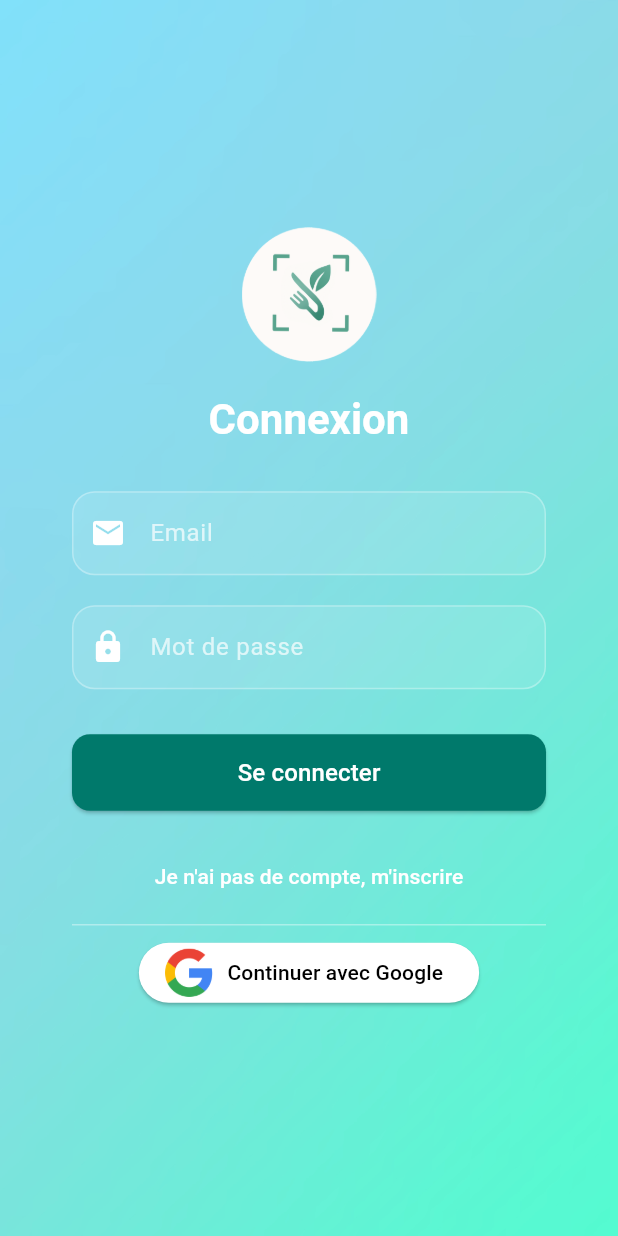
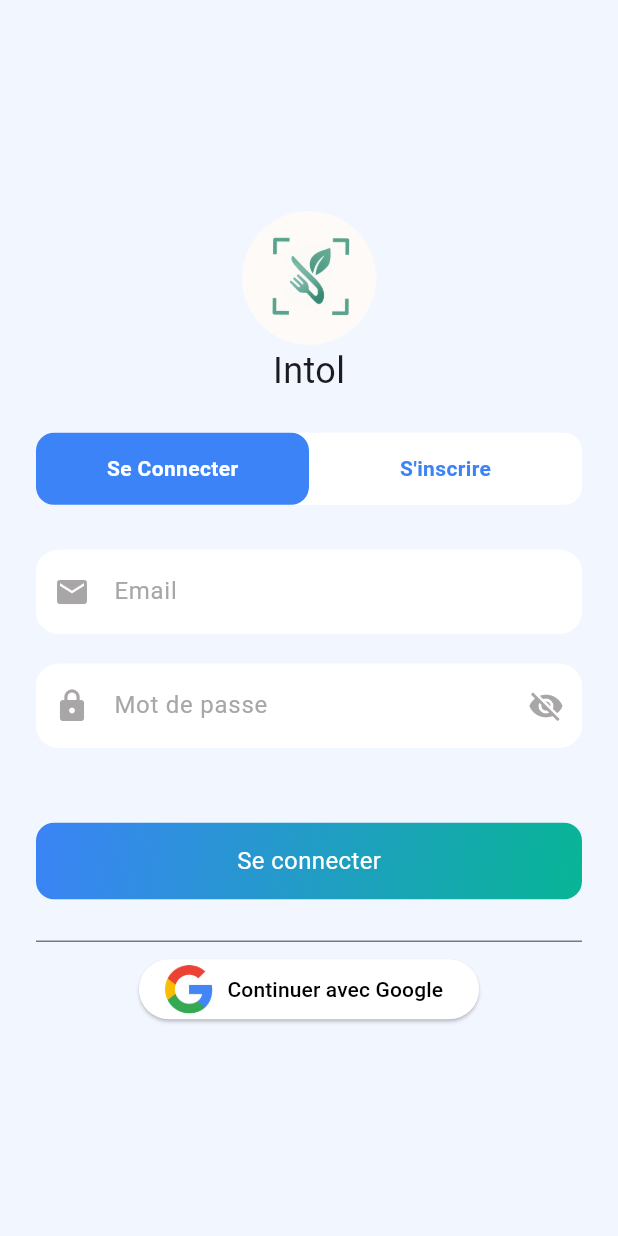
Before and after one commit to Chris-dev01/Intollerence-app, a Flutter app: the screen it shows after launch, on a phone screen of 412 x 824 dp. Run offline on Flutter 3.47's test engine with Material 3 defaults, Android fonts, the phone set to English and light mode, and no system bars; our stand-ins replace firebase_auth, firebase_core, google_sign_in, logger; missing offline and left inert: mobile_scanner; accounts and stored records are empty; Roboto replaces fonts that are missing (Pacifico).

Commit message:
changing login design

```diff
--- a/intol_application/lib/pages/login.dart
+++ b/intol_application/lib/pages/login.dart
@@ -67,7 +67,7 @@ class _LoginPageState extends State<LoginPage>{
                 onPressed: () async{
                   if(_formKey.currentState!.validate()){
                     try{
-                      await Auth().loginWithEmailAndPassword(_emailController.text, _passwordController.text);
+                       Auth().loginWithEmailAndPassword(_emailController.text, _passwordController.text);
                     } on FirebaseAuthException catch(e){
                       ScaffoldMessenger.of(context).showSnackBar(
                         SnackBar(content:Text("${e.message}"),
--- a/intol_application/lib/pages/login_page.dart
+++ b/intol_application/lib/pages/login_page.dart
@@ -14,48 +14,101 @@ class _LoginPageState extends State<LoginPage> {
   final _formKey = GlobalKey<FormState>();
   final _emailController = TextEditingController();
   final _passwordController = TextEditingController();
+  final _confirmPasswordController = TextEditingController();
   final _nameController = TextEditingController();
 
   bool _isLoading = false;
   bool _forLogin = true;
 
+  bool _passwordVisible = false;
+  bool _confirmPasswordVisible = false;
+
+
   @override
   Widget build(BuildContext context) {
-    final theme = Theme.of(context);
-
     return Scaffold(
       body: Stack(
         fit: StackFit.expand,
         children: [
-      Image.asset(
-        'assets/images/background.jpeg',
-        fit: BoxFit.cover,
+          Container(
+            decoration: const BoxDecoration(
+              gradient: LinearGradient(
+                colors: [Color.fromARGB(255, 242, 246, 255), Color.fromARGB(255, 242, 246, 255)],
+                begin: Alignment.topLeft,
+                end: Alignment.bottomRight,
               ),
-
-      Container(
-        color: Colors.white.withOpacity(0.3),
             ),
-
+          ),
           Center(
             child: SingleChildScrollView(
               padding: const EdgeInsets.all(24),
-          child: Container(
-            padding: const EdgeInsets.all(24),
-
               child: Form(
                 key: _formKey,
                 child: Column(
                   mainAxisSize: MainAxisSize.min,
                   children: [
                     Image.asset('assets/images/logo3.png', height: 90),
-                  const SizedBox(height: 20),
-                  Text(
-                    _forLogin ? "Connexion" : "Créer un compte",
-                    style: theme.textTheme.headlineMedium?.copyWith(
-                      fontWeight: FontWeight.bold,
+                    const Text(
+                      'Intol',
+                      style: TextStyle(fontFamily: 'Pacifico', fontSize: 24),
+                    ),
+                    const SizedBox(height: 24),
+                    Container(
+                    width: double.infinity,
+                    decoration: BoxDecoration(
+                      borderRadius: BorderRadius.circular(16),
                       color: Colors.white,
                     ),
+                    child: Row(
+                      children: [
+                        Expanded(
+                          child: GestureDetector(
+                            onTap: () => setState(() => _forLogin = true),
+                            child: AnimatedContainer(
+                              duration: Duration(milliseconds: 200),
+                              padding: const EdgeInsets.symmetric(vertical: 14),
+                              decoration: BoxDecoration(
+                                color: _forLogin ? Color.fromARGB(255, 59, 131, 246) : Colors.white ,
+                                borderRadius: BorderRadius.circular(12),
                               ),
+                              child: Center(
+                                child: Text(
+                                  'Se Connecter',
+                                  style: TextStyle(
+                                    color: _forLogin ?   Colors.white : Color.fromARGB(255, 59, 131, 246) ,
+                                    fontWeight: FontWeight.bold,
+                                  ),
+                                ),
+                              ),
+                            ),
+                          ),
+                        ),
+                        Expanded(
+                          child: GestureDetector(
+                            onTap: () => setState(() => _forLogin = false),
+                            child: AnimatedContainer(
+                              duration: Duration(milliseconds: 200),
+                              padding: const EdgeInsets.symmetric(vertical: 14),
+                              decoration: BoxDecoration(
+                                color: !_forLogin ?  Color.fromARGB(255, 59, 131, 246) : Colors.white,
+                                borderRadius: BorderRadius.circular(12),
+                              ),
+                              child: Center(
+                                child: Text(
+                                  'S\'inscrire',
+                                  style: TextStyle(
+                                    color: !_forLogin ? Colors.white : Color.fromARGB(255, 59, 131, 246),
+                                    fontWeight: FontWeight.bold,
+                                  ),
+                                ),
+                              ),
+                            ),
+                          ),
+                        ),
+                      ],
+                    ),
+                  ),
+
                     const SizedBox(height: 30),
                     if (!_forLogin)
                       _glassInput("Nom", _nameController, Icons.person),
@@ -63,38 +116,37 @@ class _LoginPageState extends State<LoginPage> {
                     _glassInput("Email", _emailController, Icons.email),
                     const SizedBox(height: 20),
                     _glassInput("Mot de passe", _passwordController, Icons.lock, isPassword: true),
+                    const SizedBox(height: 20),
+                    if (!_forLogin)
+                      _glassInput("Confirmer le mot de passe", _confirmPasswordController, Icons.lock, isPassword: true, isConfirm: true),
                     const SizedBox(height: 30),
                     SizedBox(
                       width: double.infinity,
-                    child: ElevatedButton(
-                      style: ElevatedButton.styleFrom(
-                        backgroundColor: Colors.teal[700],
-                        foregroundColor: Colors.white,
+                      child: GestureDetector(
+                        onTap: _isLoading ? null : _submitForm,
+                        child: Container(
                           padding: const EdgeInsets.symmetric(vertical: 14),
-                        shape: RoundedRectangleBorder(
+                          decoration: BoxDecoration(
+                            gradient: const LinearGradient(
+                              colors: [Color.fromARGB(255, 59, 131, 246), Color.fromARGB(255, 8, 181, 150)],
+                              begin: Alignment.topLeft,
+                              end: Alignment.bottomRight,
+                            ),
                             borderRadius: BorderRadius.circular(12),
                           ),
-                      ),
-                      onPressed: _isLoading ? null : _submitForm,
+                          child: Center(
                             child: _isLoading
                                 ? const CircularProgressIndicator(color: Colors.white)
-                          : Text(_forLogin ? "Se connecter" : "S'inscrire",
-                              style: const TextStyle(fontSize: 16)),
+                                : Text(
+                                    _forLogin ? "Se connecter" : "S'inscrire",
+                                    style: const TextStyle(fontSize: 16, color: Colors.white),
+                                  ),
+                          ),
+                        ),
                       ),
                     ),
                     const SizedBox(height: 20),
-                  TextButton(
-                    onPressed: () {
-                      setState(() => _forLogin = !_forLogin);
-                    },
-                    child: Text(
-                      _forLogin
-                          ? "Je n'ai pas de compte, m'inscrire"
-                          : "J'ai déjà un compte, me connecter",
-                      style: const TextStyle(color: Colors.white),
-                    ),
-                  ),
-                  const Divider(color: Colors.white38),
+                    const Divider(color: Color.fromARGB(255, 122, 122, 122)),
                     ElevatedButton.icon(
                       onPressed: _handleGoogleSignIn,
                       icon: Image.asset("assets/images/Google.png", height: 35),
@@ -108,13 +160,11 @@ class _LoginPageState extends State<LoginPage> {
                 ),
               ),
             ),
-        ),
           )
         ],
       ),
     );
   }
-
 
   Future<void> _handleGoogleSignIn() async {
     setState(() => _isLoading = true);
@@ -123,7 +173,7 @@ class _LoginPageState extends State<LoginPage> {
       final result = await Auth().signInWithGoogle();
 
       if (result != null) {
-      Navigator.pushReplacementNamed(context, '/questionnaire'); // ou '/home'
+        Navigator.pushReplacementNamed(context, '/questionnaire');
       } else {
         ScaffoldMessenger.of(context).showSnackBar(
           const SnackBar(
@@ -145,11 +195,18 @@ class _LoginPageState extends State<LoginPage> {
     }
   }
 
-
-
-
   Future<void> _submitForm() async {
     if (!_formKey.currentState!.validate()) return;
+
+    if (!_forLogin && _passwordController.text != _confirmPasswordController.text) {
+      ScaffoldMessenger.of(context).showSnackBar(
+        const SnackBar(
+          content: Text("Les mots de passe ne correspondent pas."),
+          backgroundColor: Colors.redAccent,
+        ),
+      );
+      return;
+    }
 
     setState(() => _isLoading = true);
 
@@ -159,17 +216,12 @@ class _LoginPageState extends State<LoginPage> {
           _emailController.text,
           _passwordController.text,
         );
+        Navigator.pushReplacementNamed(context, '/home');
       } else {
         await Auth().createUserWithEmailAndPassword(
           _emailController.text,
           _passwordController.text,
         );
-        }
-
-      // Navigation selon le cas
-      if (_forLogin) {
-        Navigator.pushReplacementNamed(context, '/home');
-      } else {
         Navigator.pushReplacementNamed(context, '/questionnaire');
       }
     } on FirebaseAuthException catch (e) {
@@ -185,23 +237,40 @@ class _LoginPageState extends State<LoginPage> {
       setState(() => _isLoading = false);
     }
   }
-}
 
 
+  Widget _glassInput(String label, TextEditingController controller, IconData icon, {bool isPassword = false, bool isConfirm = false}) {
+  bool isVisible = isConfirm ? _confirmPasswordVisible : _passwordVisible;
 
-Widget _glassInput(String label, TextEditingController controller, IconData icon, {bool isPassword = false}) {
   return TextFormField(
     controller: controller,
-    obscureText: isPassword,
-    style: const TextStyle(color: Colors.white),
+    obscureText: isPassword ? !isVisible : false,
+    style: const TextStyle(color: Colors.black),
     decoration: InputDecoration(
       labelText: label,
-      labelStyle: const TextStyle(color: Colors.white70),
-      prefixIcon: Icon(icon, color: Colors.white),
+      labelStyle: const TextStyle(color: Color.fromARGB(255, 168, 166, 166)),
+      prefixIcon: Icon(icon, color: Color.fromARGB(255, 168, 166, 166)),
+      suffixIcon: isPassword
+          ? IconButton(
+              icon: Icon(
+                isVisible ? Icons.visibility : Icons.visibility_off,
+                color: const Color.fromARGB(255, 168, 166, 166),
+              ),
+              onPressed: () {
+                setState(() {
+                  if (isConfirm) {
+                    _confirmPasswordVisible = !_confirmPasswordVisible;
+                  } else {
+                    _passwordVisible = !_passwordVisible;
+                  }
+                });
+              },
+            )
+          : null,
       filled: true,
-      fillColor: Colors.white.withOpacity(0.1),
+      fillColor: Colors.white,
       enabledBorder: OutlineInputBorder(
-        borderSide: BorderSide(color: Colors.white.withOpacity(0.3)),
+        borderSide: const BorderSide(color: Colors.white),
         borderRadius: BorderRadius.circular(15),
       ),
       focusedBorder: OutlineInputBorder(
@@ -212,3 +281,5 @@ Widget _glassInput(String label, TextEditingController controller, IconData icon
     validator: (value) => value == null || value.isEmpty ? '$label requis' : null,
   );
 }
+
+}
```
Also changed, not shown: intol_application/lib/pages/t.dart (added, +235 -0 lines). Lines whose indentation alone changed are shown as unchanged.
